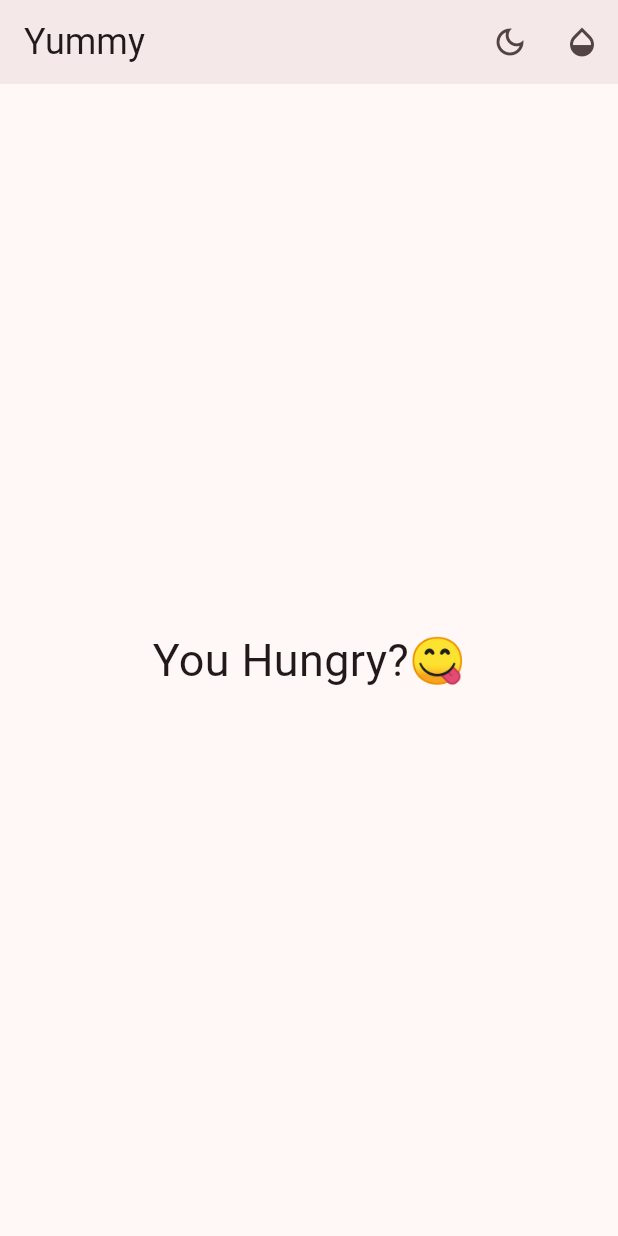
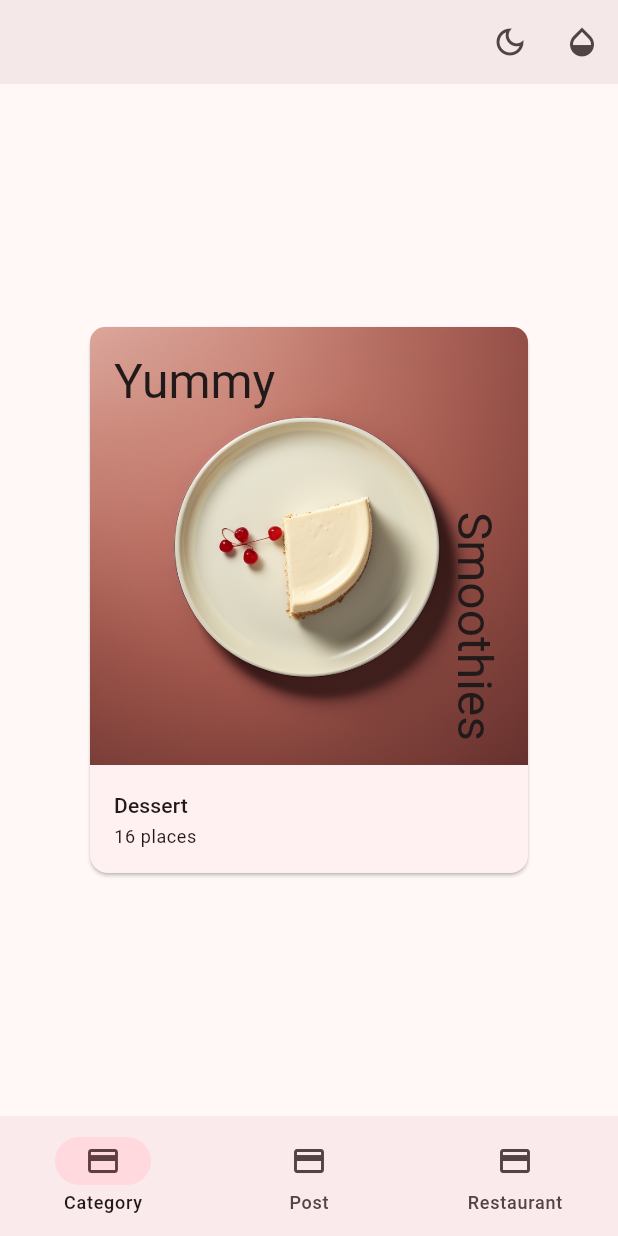
Before and after one commit to MFahadUmer/flutter-practice, a Flutter app: the screen it shows after launch, on a phone screen of 412 x 824 dp. Run offline on Flutter 3.47's test engine with Material 3 defaults, Android fonts, the phone set to English and light mode, and no system bars.

Commit message:
Adds Category Card

```diff
--- /dev/null
+++ b/ch03_widgets/lib/components/category_card.dart
@@ -0,0 +1,59 @@
+import 'package:flutter/material.dart';
+import '../models/food_category.dart';
+
+class CategoryCard extends StatelessWidget {
+  const CategoryCard({super.key, required this.category});
+
+  final FoodCategory category;
+  @override
+  Widget build(BuildContext context) {
+    final textTheme = Theme.of(context)
+        .textTheme
+        .apply(bodyColor: Theme.of(context).colorScheme.onSurface);
+    return Card(
+      child: Column(
+        mainAxisSize: MainAxisSize.min,
+        children: [
+          Stack(
+            children: [
+              ClipRRect(
+                borderRadius:
+                    const BorderRadius.vertical(top: Radius.circular(10)),
+                child: Image(image: AssetImage(category.imageUrl)),
+              ),
+              Positioned(
+                left: 16,
+                top: 16,
+                child: Text(
+                  "Yummy",
+                  style: textTheme.headlineLarge,
+                ),
+              ),
+              Positioned(
+                bottom: 16,
+                right: 16,
+                child: RotatedBox(
+                  quarterTurns: 1,
+                  child: Text(
+                    "Smoothies",
+                    style: textTheme.headlineLarge,
+                  ),
+                ),
+              ),
+            ],
+          ),
+          ListTile(
+            title: Text(
+              category.name,
+              style: textTheme.titleSmall,
+            ),
+            subtitle: Text(
+              '${category.numberOfRestaurants} places',
+              style: textTheme.bodySmall,
+            ),
+          ),
+        ],
+      ),
+    );
+  }
+}
--- /dev/null
+++ b/ch03_widgets/lib/home.dart
@@ -0,0 +1,83 @@
+import 'package:flutter/material.dart';
+import 'package:yummy/components/category_card.dart';
+import 'package:yummy/models/models.dart';
+import '../components/color_button.dart';
+import '../components/theme_button.dart';
+import '../constants.dart';
+
+class Home extends StatefulWidget {
+  const Home(
+      {super.key,
+      required this.colorSelected,
+      required this.changeColor,
+      required this.changeTheme});
+
+  final ColorSelection colorSelected;
+  final void Function(int value) changeColor;
+  final void Function(bool useLightMode) changeTheme;
+
+  @override
+  State<Home> createState() => _HomeState();
+}
+
+class _HomeState extends State<Home> {
+  int tab = 0;
+  List<NavigationDestination> appBarDestinations = const [
+    NavigationDestination(
+      icon: Icon(Icons.credit_card),
+      label: "Category",
+      selectedIcon: Icon(Icons.credit_card),
+    ),
+    NavigationDestination(
+      icon: Icon(Icons.credit_card),
+      label: "Post",
+      selectedIcon: Icon(Icons.credit_card),
+    ),
+    NavigationDestination(
+      icon: Icon(Icons.credit_card),
+      label: "Restaurant",
+      selectedIcon: Icon(Icons.credit_card),
+    ),
+  ];
+
+  final pages = [
+    Center(
+      child: ConstrainedBox(
+        constraints: const BoxConstraints(maxWidth: 300),
+        child: CategoryCard(category: categories[0]),
+      ),
+    ),
+    // TODO: Replace with Post Card
+    Container(color: Colors.green),
+    // TODO: Replace with Restaurant Landscape Card
+    Container(color: Colors.blue)
+  ];
+
+  @override
+  Widget build(BuildContext context) {
+    return Scaffold(
+      appBar: AppBar(
+        actions: [
+          ThemeButton(changeTheme: widget.changeTheme),
+          ColorButton(
+              colorSelected: widget.colorSelected,
+              changeColor: widget.changeColor),
+        ],
+        elevation: 4.0,
+      ),
+      body: IndexedStack(
+        index: tab,
+        children: pages,
+      ),
+      bottomNavigationBar: NavigationBar(
+        destinations: appBarDestinations,
+        selectedIndex: tab,
+        onDestinationSelected: (index) {
+          setState(() {
+            tab = index;
+          });
+        },
+      ),
+    );
+  }
+}
--- a/ch03_widgets/lib/main.dart
+++ b/ch03_widgets/lib/main.dart
@@ -1,7 +1,6 @@
-import '../components/color_button.dart';
-import '../components/theme_button.dart';
+import 'package:flutter/material.dart';
+import '../home.dart';
 import '../constants.dart';
-import 'package:flutter/material.dart';
 
 void main() {
   runApp(const Yummy());
@@ -47,19 +46,10 @@ class _YummyState extends State<Yummy> {
         useMaterial3: true,
         brightness: Brightness.dark,
       ),
-      home: Scaffold(
-        appBar: AppBar(
-          actions: [
-            ThemeButton(changeTheme: changeTheme),
-            ColorButton(colorSelected: colorSelected, changeColor: changeColor),
-          ],
-          elevation: 4.0,
-          title: const Text(appTitle, style: TextStyle(fontSize: 24.0)),
-        ),
-        body: const Center(
-          child: Text('You Hungry?😋', style: TextStyle(fontSize: 30.0)),
-        ),
-      ),
+      home: Home(
+          colorSelected: colorSelected,
+          changeColor: changeColor,
+          changeTheme: changeTheme),
     );
   }
 }
```
